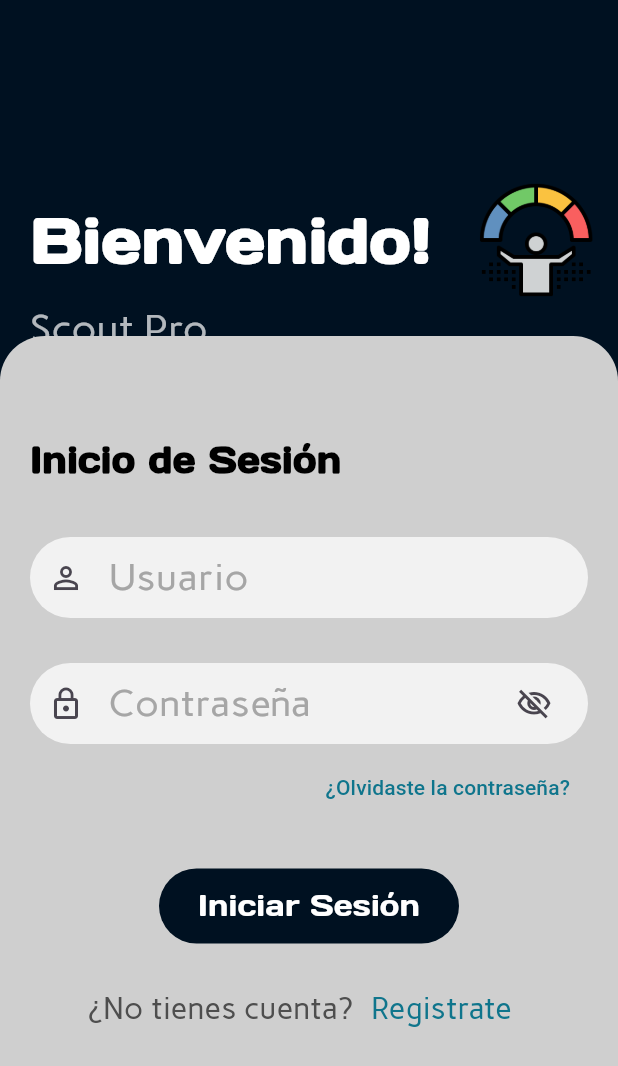
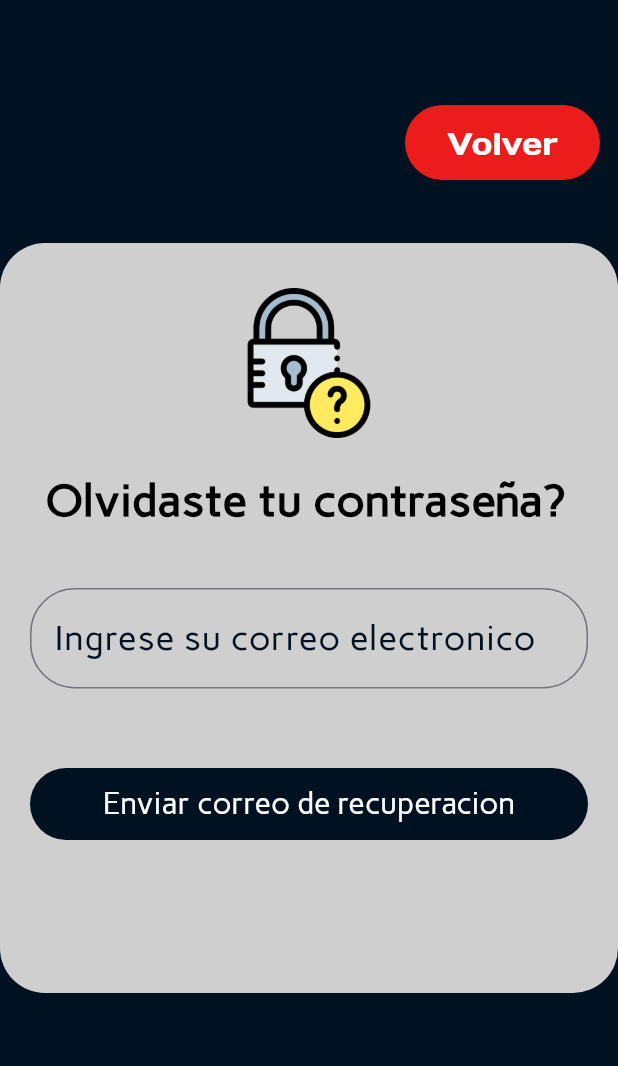
Before and after one commit to iSaveeh/ProjecScoutPro, a Flutter app: the screen it shows after launch, after a tap on "¿Olvidaste la contraseña?", on a phone screen of 412 x 824 dp. Shown: the top 1066 px of the screen. Run offline on Flutter 3.47's test engine with Material 3 defaults, Android fonts, the phone set to English and light mode, and no system bars.

Commit message:
Avances 12/05/25

```diff
--- a/lib/Screens/BackupPassword.dart
+++ b/lib/Screens/BackupPassword.dart
@@ -0,0 +1,163 @@
+import 'package:flutter/material.dart';
+import 'home.dart';
+
+class BackupPassword extends StatefulWidget {
+  @override
+  _BackupPasswordState createState() => _BackupPasswordState();
+}
+
+class _BackupPasswordState extends State<BackupPassword> {
+  @override
+  Widget build(BuildContext context) {
+    return Scaffold(
+      backgroundColor: const Color(0xFF001121),
+      body: Stack(
+        children: [
+          // === Botón de volver ===
+          Positioned(
+            top: 70,
+            left: 270,
+            child: Container(
+              width: 130,
+              height: 50,
+              decoration: BoxDecoration(
+                color: const Color(0xFFEB1C1C),
+                borderRadius: BorderRadius.circular(30),
+              ),
+              child: TextButton(
+                onPressed: () {
+                  Navigator.pushReplacement(
+                    context,
+                    PageRouteBuilder(
+                      transitionDuration: const Duration(milliseconds: 600),
+                      pageBuilder: (context, animation, secondaryAnimation) => HomeScreen(),
+                      transitionsBuilder: (context, animation, secondaryAnimation, child) {
+                        var fadeAnimation = CurvedAnimation(
+                          parent: animation,
+                          curve: Curves.easeInOut,
+                        );
+                        return FadeTransition(
+                          opacity: fadeAnimation,
+                          child: child,
+                        );
+                      },
+                    ),
+                  );
+                },
+                child: const Text(
+                  'Volver',
+                  style: TextStyle(
+                    color: Colors.white,
+                    fontSize: 21,
+                    fontFamily: 'Days One',
+                  ),
+                ),
+              ),
+            ),
+          ),
+
+          // === Contenedor central ===
+          Align(
+            alignment: Alignment.center,
+            child: Container(
+              height: 500,
+              width: 500,
+              decoration: const BoxDecoration(
+                color: Color(0xFFCFCFCF),
+                borderRadius: BorderRadius.only(
+                  topLeft: Radius.circular(30),
+                  topRight: Radius.circular(30),
+                  bottomLeft: Radius.circular(30),
+                  bottomRight: Radius.circular(30),
+                ),
+              ),
+              child: Stack(
+                children: [
+                  // Imagen superior
+                  Positioned(
+                    top: 30,
+                    left: 0,
+                    right: 0,
+                    child: Image.asset(
+                      'assets/images/backuppassword.png',
+                      width: 100,
+                      height: 100,
+                    ),
+                  ),
+
+                  // Texto
+                  Positioned(
+                    top: 150,
+                    left: 30,
+                    right: 20,
+                    child: Text(
+                      'Olvidaste tu contraseña?',
+                      style: TextStyle(
+                        fontFamily: 'Carme',
+                        fontSize: 30,
+                        color: Colors.black,
+                        fontWeight: FontWeight.bold,
+                      ),
+                    ),
+                  ),
+
+                  // Campo de texto
+                  Positioned(
+                    top: 230,
+                    left: 20,
+                    right: 20,
+                    child: TextField(
+                      decoration: InputDecoration(
+                        hintText: 'Ingrese su correo electronico',
+                        hintStyle: TextStyle(
+                          fontFamily: 'Carme',
+                          fontSize: 23,
+                          color: Color(0xFF001121),
+                        ),
+                        border: OutlineInputBorder(
+                          borderRadius: BorderRadius.circular(30),
+                          borderSide: BorderSide(color: Color(0xFF001121)),
+                        ),
+                      ),
+                      style: TextStyle(
+                        fontFamily: 'Carme',
+                        fontSize: 20,
+                        color: Color(0xFF001121),
+                      ),
+                    ),
+                  ),
+
+                  // Botón de enviar
+                  Positioned(
+                    top: 350,
+                    left: 20,
+                    right: 20,
+                    child: Container(
+                      decoration: BoxDecoration(
+                        color: Color(0xFF001121),
+                        borderRadius: BorderRadius.circular(30),
+                      ),
+                      child: TextButton(
+                        onPressed: () {
+                          // Acción del botón
+                        },
+                        child: const Text(
+                          'Enviar correo de recuperacion',
+                          style: TextStyle(
+                            fontFamily: 'Carme',
+                            fontSize: 20,
+                            color: Colors.white,
+                          ),
+                        ),
+                      ),
+                    ),
+                  ),
+                ],
+              ),
+            ),
+          ),
+        ],
+      ),
+    );
+  }
+}
--- a/lib/Screens/Home.dart
+++ b/lib/Screens/Home.dart
@@ -1,5 +1,6 @@
 import 'package:flutter/material.dart';
 import 'Registro.dart';
+import 'BackupPassword.dart';
 
 class HomeScreen extends StatefulWidget {
   @override
@@ -156,7 +157,25 @@ class _HomeScreenState extends State<HomeScreen> {
                       alignment: Alignment.centerRight,
                       child: TextButton(
                         onPressed: () {
-                          // Acción del botón
+                          Navigator.pushReplacement(
+                            context,
+                            PageRouteBuilder(
+                              transitionDuration: const Duration(milliseconds: 600),
+                              pageBuilder: (context, animation, secondaryAnimation) => BackupPassword(),
+                              transitionsBuilder: (context, animation, secondaryAnimation, child) {
+                                // Controla la opacidad (desvanecimiento)
+                                var fadeAnimation = CurvedAnimation(
+                                  parent: animation,
+                                  curve: Curves.easeInOut,
+                                );
+
+                                return FadeTransition(
+                                  opacity: fadeAnimation,
+                                  child: child,
+                                );
+                              },
+                            ),
+                          );
                         },
                         child: const Text(
                           '¿Olvidaste la contraseña?',
@@ -241,9 +260,7 @@ class _HomeScreenState extends State<HomeScreen> {
                           ),
                         ),
                       ],
-                    )
-
-
+                    ),
                   ],
                 ),
               ),
```
Also changed, not shown: assets/images/backuppassword.png (added), lib/Screens/Registro.dart (indentation only).
